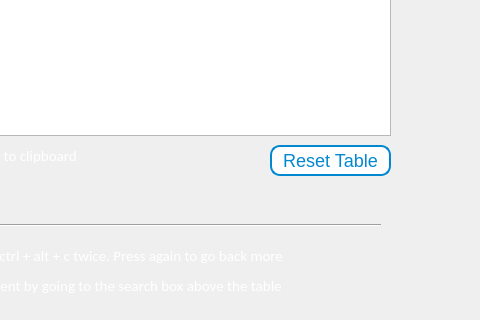
Qt form GUI.ui (Jordan2551/ClipWiz) before a commit; both pictures show x 350 to 830 and y 335 to 655 of the 830 by 770 pixel window.
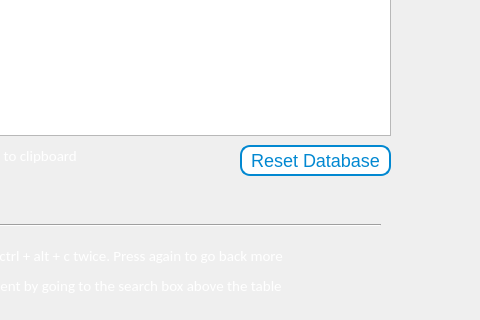
The same form after that commit. Icons and pictures are not drawn.

Diff of the .ui file:
```diff
--- a/GUI.ui
+++ b/GUI.ui
@@ -657,9 +657,9 @@
    <widget class="QPushButton" name="resetTblBtn">
     <property name="geometry">
      <rect>
-      <x>620</x>
+      <x>590</x>
       <y>480</y>
-      <width>121</width>
+      <width>151</width>
       <height>31</height>
      </rect>
     </property>
@@ -672,7 +672,7 @@
      <string notr="true"/>
     </property>
     <property name="text">
-     <string>Reset Table</string>
+     <string>Reset Database</string>
     </property>
    </widget>
   </widget>
```
Left out of the diff: 20 changed lines with no effect on the pictures.
